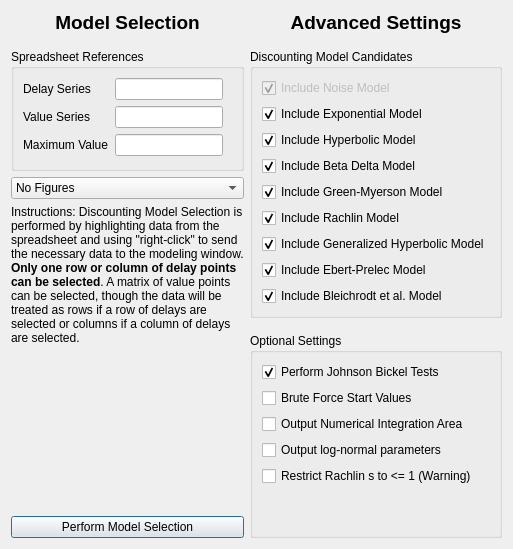
The window that discountingmodelselectioned50dialog.ui (miyamot0/ModelSelectorQt) describes before a commit, drawn with Qt 5.
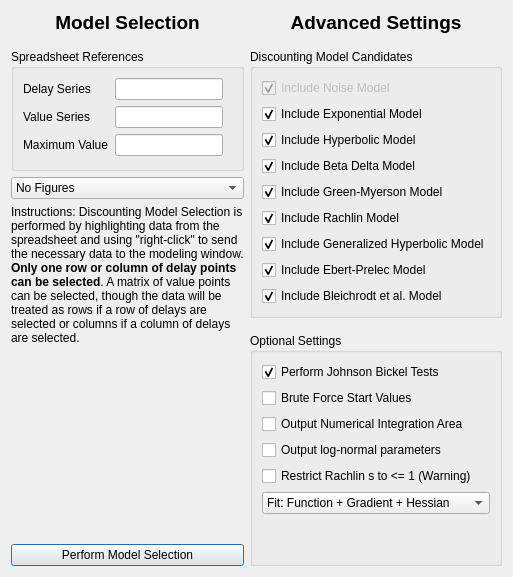
The same window after the commit.

```diff
--- a/discountingmodelselectioned50dialog.ui
+++ b/discountingmodelselectioned50dialog.ui
@@ -6,8 +6,8 @@
    <rect>
     <x>0</x>
     <y>0</y>
-    <width>576</width>
-    <height>551</height>
+    <width>588</width>
+    <height>579</height>
    </rect>
   </property>
   <property name="windowTitle">
@@ -398,6 +398,28 @@
             </property>
            </widget>
           </item>
+          <item>
+           <widget class="QComboBox" name="comboBoxFitting">
+            <property name="currentIndex">
+             <number>2</number>
+            </property>
+            <item>
+             <property name="text">
+              <string>Fit: Function</string>
+             </property>
+            </item>
+            <item>
+             <property name="text">
+              <string>Fit: Function + Gradient</string>
+             </property>
+            </item>
+            <item>
+             <property name="text">
+              <string>Fit: Function + Gradient + Hessian</string>
+             </property>
+            </item>
+           </widget>
+          </item>
           <item>
            <spacer name="verticalSpacer">
             <property name="orientation">
```
